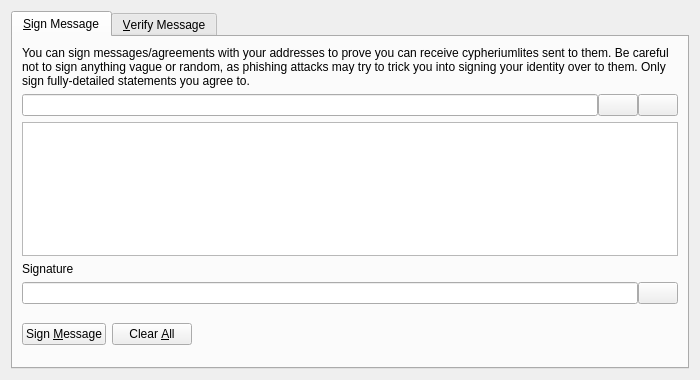
The window that src/qt/forms/signverifymessagedialog.ui (cypheriumlite/cypheriumlite) describes before a commit, drawn with Qt 5.
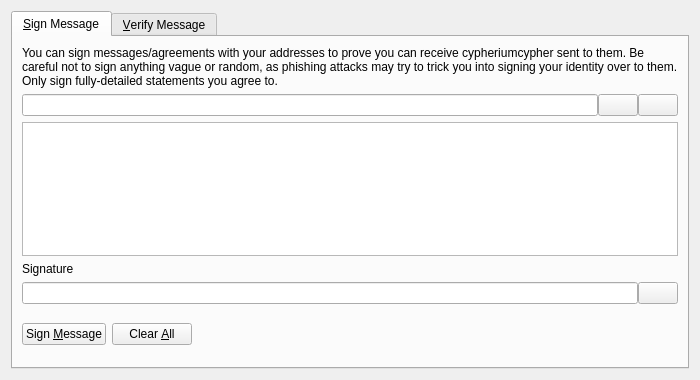
The same window after the commit. Icons and pictures are not drawn. Custom widgets are drawn as their Qt base class.

What changed in the file:
```diff
--- a/src/qt/forms/signverifymessagedialog.ui
+++ b/src/qt/forms/signverifymessagedialog.ui
@@ -30,7 +30,7 @@
        <item>
         <widget class="QLabel" name="infoLabel_SM">
          <property name="text">
-          <string>You can sign messages/agreements with your addresses to prove you can receive cypheriumlites sent to them. Be careful not to sign anything vague or random, as phishing attacks may try to trick you into signing your identity over to them. Only sign fully-detailed statements you agree to.</string>
+          <string>You can sign messages/agreements with your addresses to prove you can receive cypheriumcypher sent to them. Be careful not to sign anything vague or random, as phishing attacks may try to trick you into signing your identity over to them. Only sign fully-detailed statements you agree to.</string>
          </property>
          <property name="textFormat">
           <enum>Qt::PlainText</enum>
```
